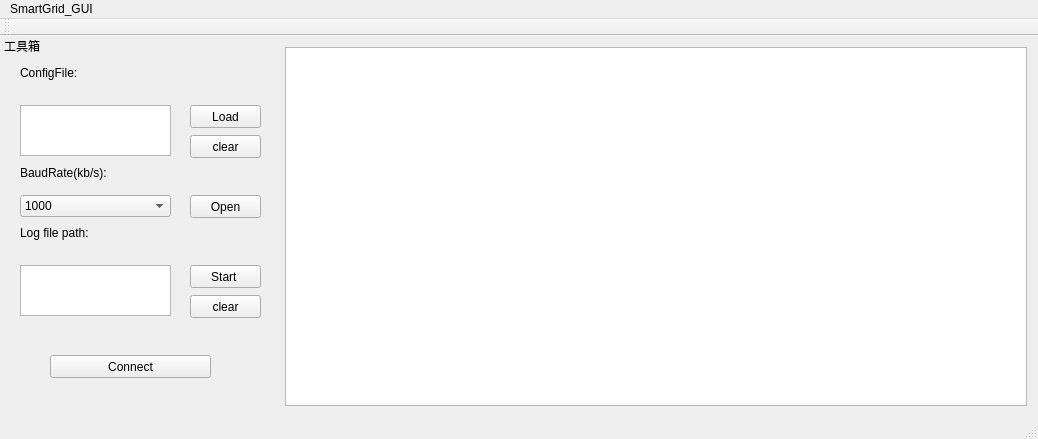
Qt form mymainwindow/mainwindow.ui (sunny-everyday/CanbusGUIbyQT) before a commit.
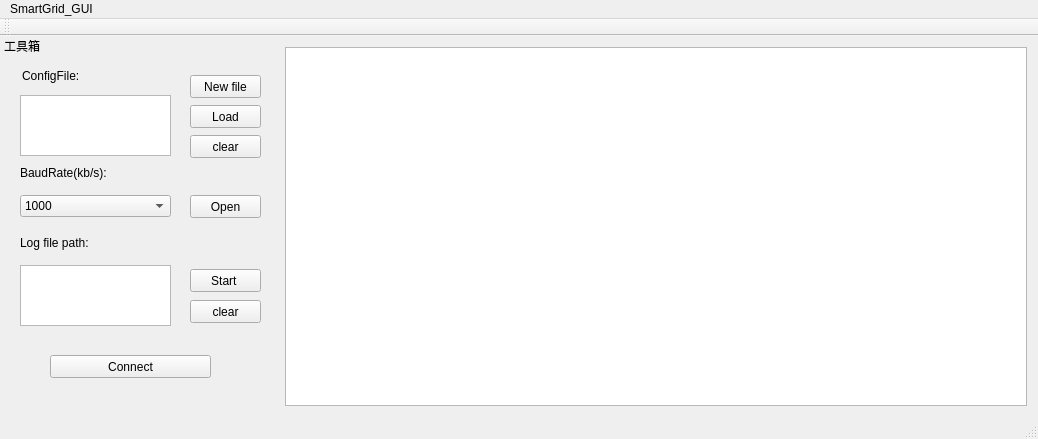
The same form after that commit. Icons and pictures are not drawn.

```diff
--- a/mymainwindow/mainwindow.ui
+++ b/mymainwindow/mainwindow.ui
@@ -111,7 +111,7 @@
      <property name="geometry">
       <rect>
        <x>190</x>
-       <y>210</y>
+       <y>214</y>
        <width>71</width>
        <height>23</height>
       </rect>
@@ -136,8 +136,8 @@
     <widget class="QLabel" name="label">
      <property name="geometry">
       <rect>
-       <x>20</x>
-       <y>10</y>
+       <x>22</x>
+       <y>13</y>
        <width>91</width>
        <height>16</height>
       </rect>
@@ -163,7 +163,7 @@
      <property name="geometry">
       <rect>
        <x>20</x>
-       <y>170</y>
+       <y>180</y>
        <width>101</width>
        <height>16</height>
       </rect>
@@ -221,9 +221,9 @@
      <property name="geometry">
       <rect>
        <x>20</x>
-       <y>50</y>
+       <y>40</y>
        <width>151</width>
-       <height>51</height>
+       <height>61</height>
       </rect>
      </property>
     </widget>
@@ -233,7 +233,7 @@
        <x>20</x>
        <y>210</y>
        <width>151</width>
-       <height>51</height>
+       <height>61</height>
       </rect>
      </property>
     </widget>
@@ -254,7 +254,7 @@
      <property name="geometry">
       <rect>
        <x>190</x>
-       <y>240</y>
+       <y>245</y>
        <width>71</width>
        <height>23</height>
       </rect>
@@ -263,6 +263,19 @@
       <string>clear</string>
      </property>
     </widget>
+    <widget class="QPushButton" name="Newconfig">
+     <property name="geometry">
+      <rect>
+       <x>190</x>
+       <y>20</y>
+       <width>71</width>
+       <height>23</height>
+      </rect>
+     </property>
+     <property name="text">
+      <string>New file</string>
+     </property>
+    </widget>
    </widget>
   </widget>
   <action name="action_New">
```
